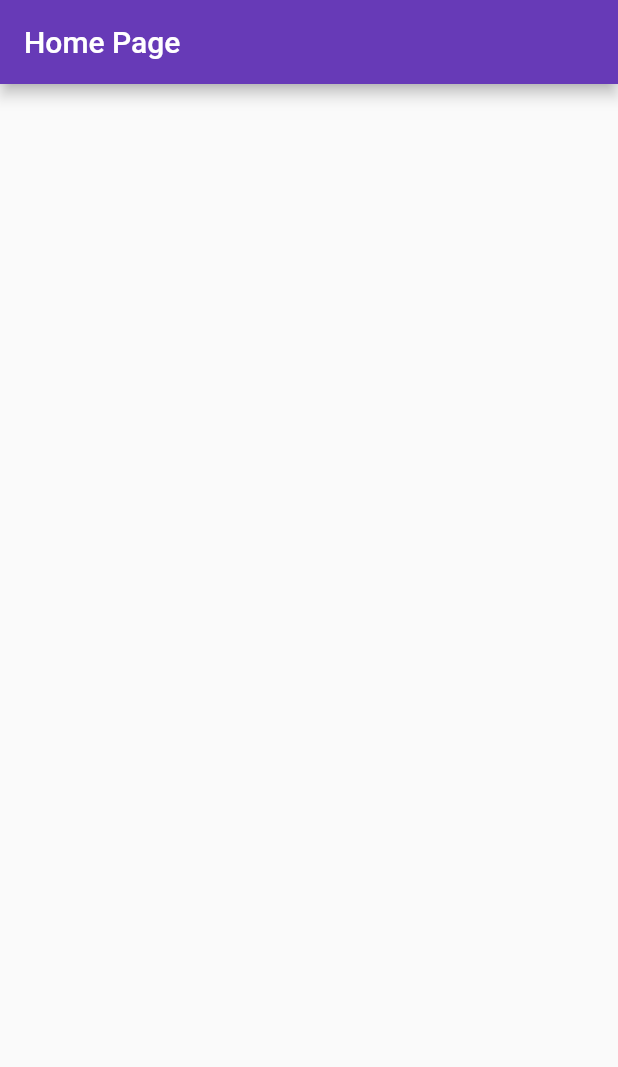
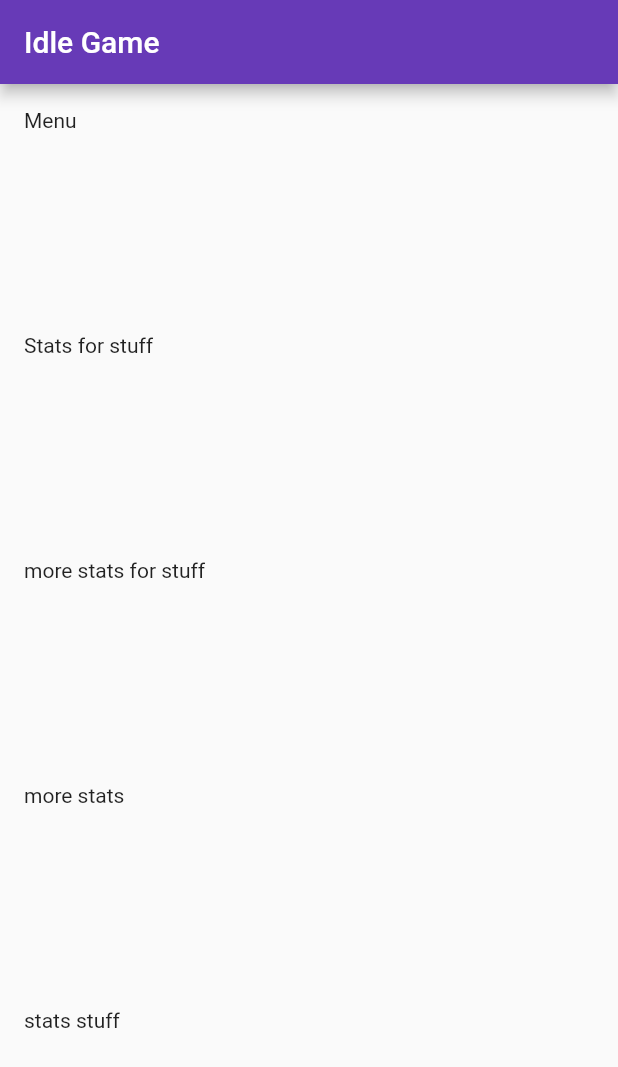
Before and after one commit to mwishart/idle_game, a Flutter app: the screen it shows after launch, on a phone screen of 412 x 824 dp. Shown: the top 1067 px of the screen. Run offline on Flutter 3.47's test engine with Material 2 defaults, Android fonts, the phone set to English and light mode, and no system bars.

Commit message:
Second Screen
Added a second screen that has the format for stats and menu.

```diff
--- a/lib/main.dart
+++ b/lib/main.dart
@@ -1,4 +1,5 @@
 import 'package:flutter/material.dart';
+import 'secondPage.dart';
 import 'homePage.dart';
 
 void main() {
@@ -12,18 +13,10 @@ class MyApp extends StatelessWidget {
     return MaterialApp(
       title: 'Idle Game',
       theme: ThemeData(
-        // This is the theme of your application.
-        //
-        // Try running your application with "flutter run". You'll see the
-        // application has a blue toolbar. Then, without quitting the app, try
-        // changing the primarySwatch below to Colors.green and then invoke
-        // "hot reload" (press "r" in the console where you ran "flutter run",
-        // or simply save your changes to "hot reload" in a Flutter IDE).
-        // Notice that the counter didn't reset back to zero; the application
-        // is not restarted.
         primarySwatch: Colors.deepPurple,
+        visualDensity: VisualDensity.adaptivePlatformDensity,
       ),
-      home: MyHomePage(title: 'Home Page'),
+      home: SecondPage(title: 'Idle Game'),
     );
   }
 }
--- /dev/null
+++ b/lib/secondPage.dart
@@ -0,0 +1,51 @@
+import 'package:flutter/material.dart';
+
+class SecondPage extends StatefulWidget {
+  SecondPage({Key key, this.title}) : super(key: key);
+
+  final String title;
+
+  @override
+  _SecondPageState createState() => _SecondPageState();
+}
+
+class _SecondPageState extends State<SecondPage> {
+  @override
+  Widget build(BuildContext context) {
+
+    return Scaffold(
+      appBar: AppBar(
+        title: Text(widget.title),
+      ),
+      body:  _buildListView(),
+    );
+  }
+
+  Widget _buildListView() {
+    return ListView(
+        padding: const EdgeInsets.all(16.0),
+        children: <Widget>[
+        Container(
+          height: 150,
+          child: Text('Menu'),
+        ),
+        Container(
+          height: 150,
+          child: Text('Stats for stuff'),
+        ),
+        Container(
+          height: 150,
+          child: Text('more stats for stuff'),
+        ),
+        Container(
+          height: 150,
+          child: Text('more stats'),
+        ),
+        Container(
+          height: 150,
+          child: Text('stats stuff'),
+        ),
+      ],
+    );
+  }
+}
```
